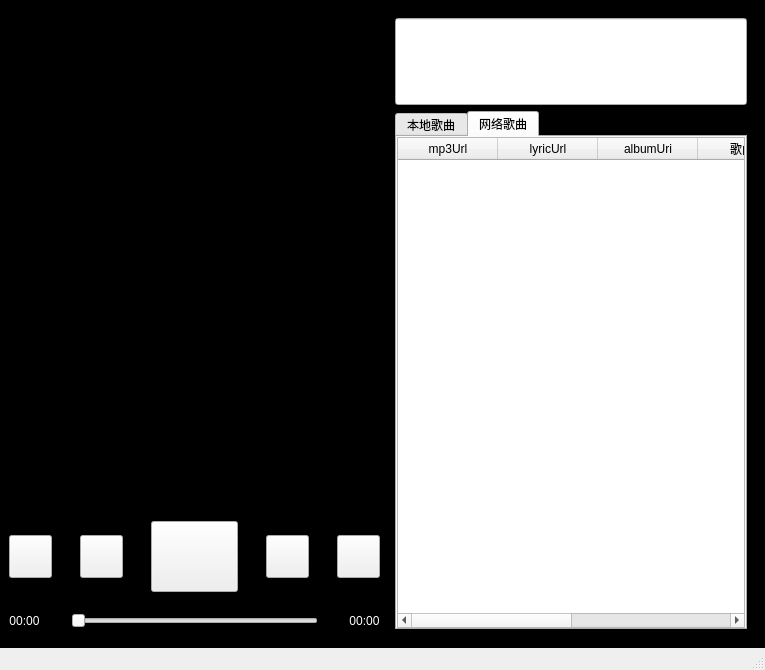
First picture: the form in qt-workspace/CloudMusic/mainwindow.ui, repository vito-o/embedded-base, before the edit.
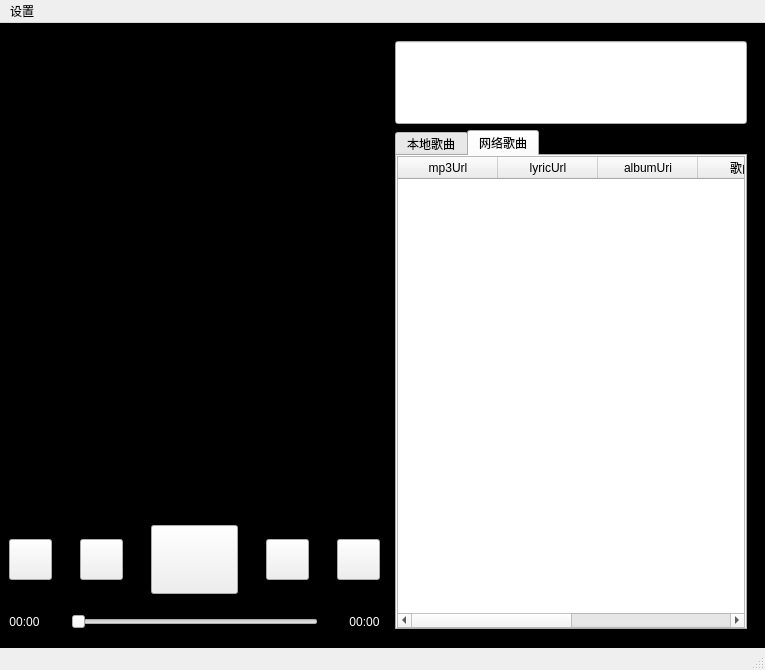
Second picture: the form after the edit. Icons and pictures are not drawn.

The edit to the form file:
```diff
--- a/qt-workspace/CloudMusic/mainwindow.ui
+++ b/qt-workspace/CloudMusic/mainwindow.ui
@@ -626,9 +626,18 @@
      <x>0</x>
      <y>0</y>
      <width>765</width>
-     <height>22</height>
+     <height>27</height>
     </rect>
    </property>
+   <widget class="QMenu" name="menu">
+    <property name="title">
+     <string>设置</string>
+    </property>
+    <addaction name="voiceSetAction"/>
+    <addaction name="musicDownloadSetAction"/>
+    <addaction name="serverAddressSetAction"/>
+   </widget>
+   <addaction name="menu"/>
   </widget>
   <widget class="QStatusBar" name="statusbar"/>
  </widget>
```
Left out of the diff: 47 changed lines with no effect on the pictures.
